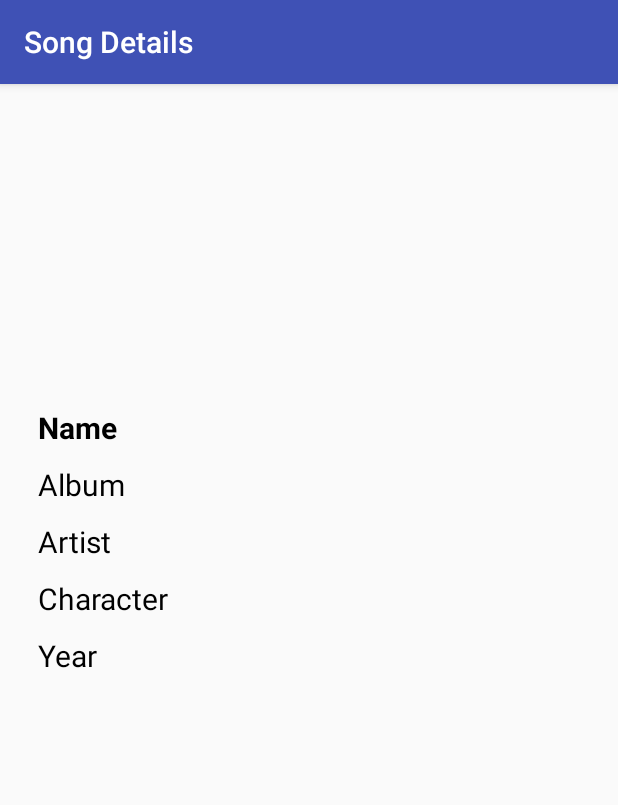
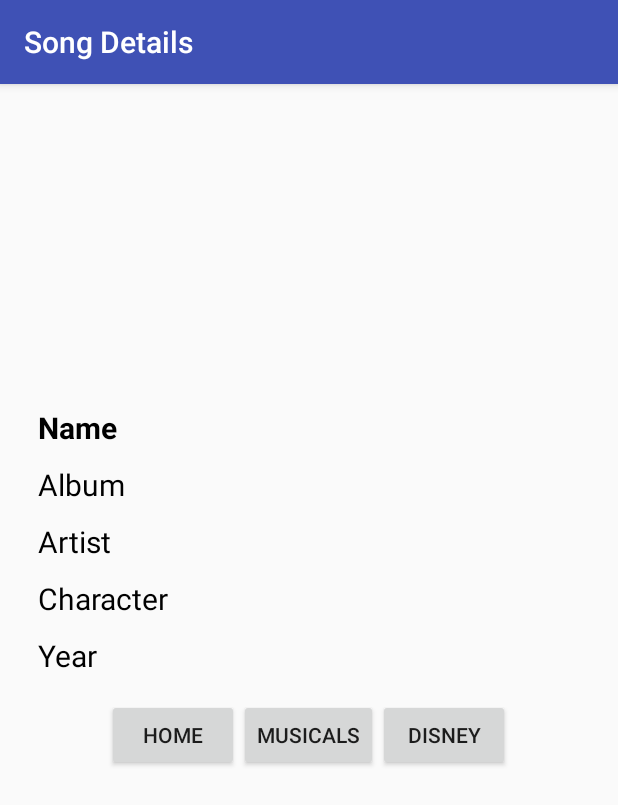
Before and after one commit to NoaBar/MusicPlayer, an Android app: the SongDetailsActivity screen opened directly, with no data from a screen before it, on a phone screen of 412 x 824 dp. Shown: the top 805 px of the screen. Run offline under Robolectric (Android 15) with nearby library versions, the phone set to English and light mode, and no system bars; 6 statements that could not run were skipped.

```diff
--- a/app/src/main/java/com/noah/musicplayer/DisneyActivity.java
+++ b/app/src/main/java/com/noah/musicplayer/DisneyActivity.java
@@ -20,6 +20,7 @@ public class DisneyActivity extends AppCompatActivity {
     protected void onCreate(Bundle savedInstanceState) {
         super.onCreate(savedInstanceState);
         setContentView(R.layout.songs_list);
+
 
         //Create an array of songs
         final ArrayList<Song> songs = new ArrayList<>();
--- a/app/src/main/res/layout/activity_song_details.xml
+++ b/app/src/main/res/layout/activity_song_details.xml
@@ -108,5 +108,33 @@
             style="@style/song_details"
             tools:text="Year" />
     </LinearLayout>
+
+    <LinearLayout
+        android:paddingTop="10dp"
+        android:layout_width="match_parent"
+        android:layout_height="wrap_content"
+        android:orientation="horizontal"
+        android:gravity="center_horizontal">
+
+        <Button
+            android:layout_width="wrap_content"
+            android:layout_height="wrap_content"
+            android:text="@string/home"
+            android:id="@+id/home_from_details"/>
+
+        <Button
+            android:layout_width="wrap_content"
+            android:layout_height="wrap_content"
+            android:text="@string/musicals"
+            android:id="@+id/musicals_from_details"/>
+
+        <Button
+            android:layout_width="wrap_content"
+            android:layout_height="wrap_content"
+            android:text="@string/disney"
+            android:id="@+id/disney_from_details"/>
+
+    </LinearLayout>
+
 </LinearLayout>
 </ScrollView>
--- a/app/src/main/res/values/strings.xml
+++ b/app/src/main/res/values/strings.xml
@@ -10,4 +10,5 @@
     <string name="character_title">Character</string>
     <string name="year_title">Year</string>
     <string name="choose_genre">What would you like to listen to?</string>
+    <string name="home">home</string>
 </resources>
```
Also changed, not shown: app/src/main/AndroidManifest.xml (+16 -5 lines).
